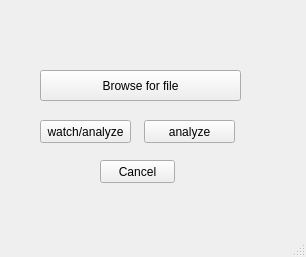
hilla4/facial-testing, file python/Ui_files/videofile.ui: the form before one commit.
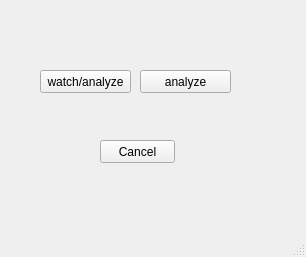
The form after the commit.

Patch:
```diff
--- a/python/Ui_files/videofile.ui
+++ b/python/Ui_files/videofile.ui
@@ -14,24 +14,11 @@
    <string>MainWindow</string>
   </property>
   <widget class="QWidget" name="centralwidget">
-   <widget class="QPushButton" name="browse_button">
-    <property name="geometry">
-     <rect>
-      <x>40</x>
-      <y>70</y>
-      <width>201</width>
-      <height>31</height>
-     </rect>
-    </property>
-    <property name="text">
-     <string>Browse for file</string>
-    </property>
-   </widget>
    <widget class="QPushButton" name="wa_button">
     <property name="geometry">
      <rect>
       <x>40</x>
-      <y>120</y>
+      <y>70</y>
       <width>91</width>
       <height>23</height>
      </rect>
@@ -43,8 +30,8 @@
    <widget class="QPushButton" name="a_button">
     <property name="geometry">
      <rect>
-      <x>144</x>
-      <y>120</y>
+      <x>140</x>
+      <y>70</y>
       <width>91</width>
       <height>23</height>
      </rect>
@@ -57,7 +44,7 @@
     <property name="geometry">
      <rect>
       <x>100</x>
-      <y>160</y>
+      <y>140</y>
       <width>75</width>
       <height>23</height>
      </rect>
```
